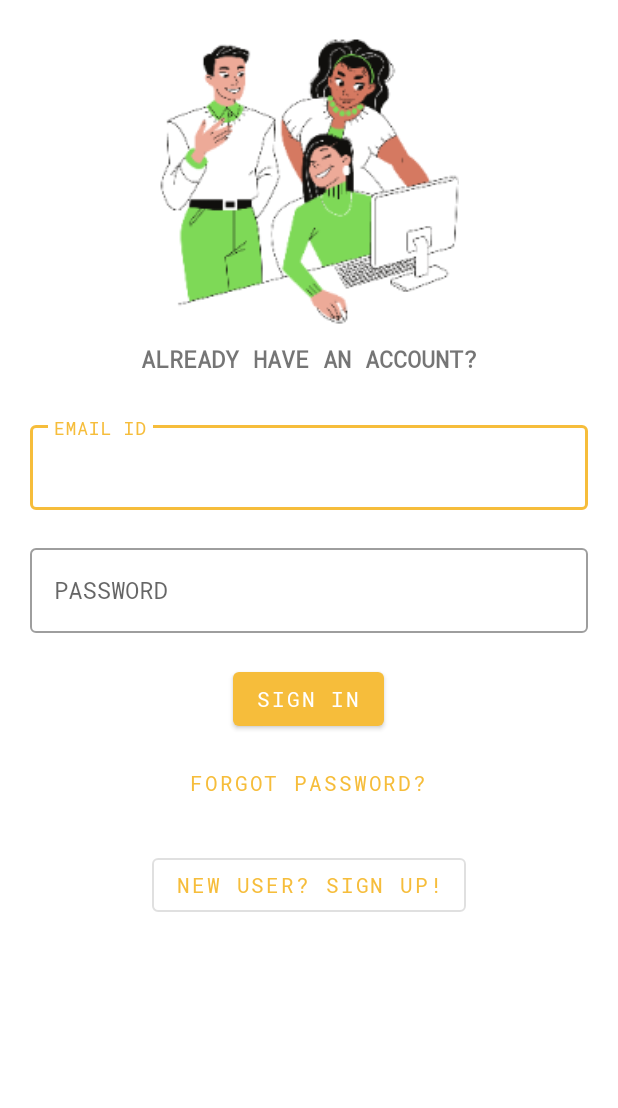
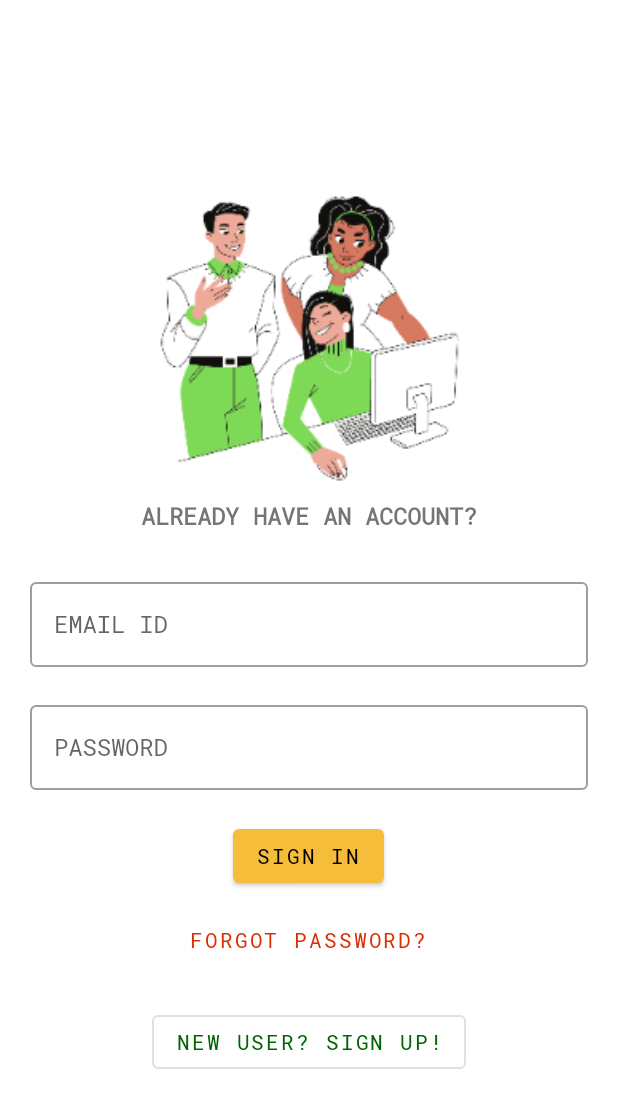
Before and after one commit to itzgannu/NextGenBillingPoS, an Android app: the screen it shows after launch (Authentication), on a phone screen of 412 x 824 dp. Shown: the top 1108 px of the screen. Run offline under Robolectric (Android 15) with nearby library versions, the phone set to English and light mode, and no system bars.

Commit message:
Registration Added : 1, Registration.java, activity_registration.xml 2, progress_bar.xml 3, style.xml 4, border_corner.xml Modified : 1, activity_authentication.xml 2, activity_splash_screen.xml 3, AndroidManifest.xml 4, Authentication.java 5, colors.xml, dimens.xml, gradle.xml, strings.xml, misc.xml 6, SplashScreen.java

```diff
--- a/app/src/main/AndroidManifest.xml
+++ b/app/src/main/AndroidManifest.xml
@@ -9,6 +9,9 @@
         android:roundIcon="@mipmap/ic_launcher_round"
         android:supportsRtl="true"
         android:theme="@style/Theme.NextGenBillingPoS">
+        <activity
+            android:name=".Registration"
+            android:exported="false" />
         <activity
             android:name=".Authentication"
             android:exported="false" />
--- a/app/src/main/java/mu/psi/nextgen/Authentication.java
+++ b/app/src/main/java/mu/psi/nextgen/Authentication.java
@@ -1,21 +1,141 @@
 package mu.psi.nextgen;
 
+import androidx.appcompat.app.AlertDialog;
 import androidx.appcompat.app.AppCompatActivity;
 
+import android.annotation.SuppressLint;
+import android.app.Dialog;
+import android.content.Intent;
 import android.os.Bundle;
+import android.view.MotionEvent;
+import android.view.View;
+import android.view.inputmethod.InputMethodManager;
+
+import java.util.Objects;
 
 import mu.psi.nextgen.databinding.ActivityAuthenticationBinding;
 
-public class Authentication extends AppCompatActivity {
+public class Authentication extends AppCompatActivity implements View.OnClickListener, View.OnTouchListener {
 
     ActivityAuthenticationBinding binding;
 
+    Dialog dialog;
+    AlertDialog.Builder builder;
+
+    @SuppressLint("ClickableViewAccessibility")
     @Override
     protected void onCreate(Bundle savedInstanceState) {
         super.onCreate(savedInstanceState);
+
         this.binding = ActivityAuthenticationBinding.inflate(getLayoutInflater());
         setContentView(this.binding.getRoot());
 
-        this.binding.authenticationScreenLogo.animate().alpha(1).setDuration(1800);
+        builder = new AlertDialog.Builder(this);
+        builder.setView(R.layout.progress_bar);
+        dialog = builder.create();
+
+        this.binding.authenticationScreenLogo.animate().alpha(1).setDuration(1000);
+
+        this.binding.authenticationScreenPasscode.setError(null);
+        this.binding.authenticationScreenEmailId.setError(null);
+
+        this.binding.authenticationScreenSignUpButton.setOnClickListener(this);
+        this.binding.authenticationScreenSignInButton.setOnClickListener(this);
+        this.binding.authenticationScreenForgotPasswordButton.setOnClickListener(this);
+        this.binding.authenticationScreen.setOnTouchListener(this);
+    }
+
+    @Override
+    protected void onResume() {
+        super.onResume();
+
+        this.binding.authenticationScreenPasscode.setError(null);
+        this.binding.authenticationScreenEmailId.setError(null);
+    }
+
+    @Override
+    protected void onRestart() {
+        super.onRestart();
+
+        this.binding.authenticationScreenPasscode.setError(null);
+        this.binding.authenticationScreenEmailId.setError(null);
+    }
+
+    @Override
+    public void onClick(View v) {
+        int id = v.getId();
+
+        if (id == R.id.authentication_screen_sign_up_button) {
+            onClickSignUp();
+        } else if (id == R.id.authentication_screen_sign_in_button) {
+            onClickSignIn();
+        } else if (id == R.id.authentication_screen_forgot_password_button) {
+            onClickForgotPassword();
+        }
+    }
+
+    void progress_bar(boolean show) {
+        if (show) {
+            dialog.show();
+        } else {
+            dialog.dismiss();
+        }
+    }
+
+    void onClickSignUp() {
+        Intent splashIntent = new Intent(Authentication.this, Registration.class).addFlags(Intent.FLAG_ACTIVITY_NO_ANIMATION);
+        startActivity(splashIntent);
+        finish();
+    }
+
+    void onClickSignIn() {
+        this.binding.authenticationScreenEmailId.clearFocus();
+        this.binding.authenticationScreenPasscode.clearFocus();
+        if (authenticationFieldValidations()) {
+            Intent splashIntent = new Intent(Authentication.this, Authentication.class).addFlags(Intent.FLAG_ACTIVITY_NO_ANIMATION);
+            startActivity(splashIntent);
+            finish();
+        }
+    }
+
+    void onClickForgotPassword() {
+        //firebase auth forgot password
+        //show dialog after sending email
+    }
+
+    boolean authenticationFieldValidations() {
+        String email = Objects.requireNonNull(this.binding.authenticationScreenEmailId.getEditText()).getText().toString();
+        String code = Objects.requireNonNull(this.binding.authenticationScreenPasscode.getEditText()).getText().toString();
+        String empty_field = getString(R.string.error_field_empty);
+        if (email.isEmpty() && code.isEmpty()) {
+            this.binding.authenticationScreenEmailId.setError(empty_field);
+            this.binding.authenticationScreenPasscode.setError(empty_field);
+            return false;
+        } else if (email.isEmpty()) {
+            this.binding.authenticationScreenEmailId.setError(empty_field);
+            this.binding.authenticationScreenPasscode.setError(null);
+            return false;
+        } else if (code.isEmpty()) {
+            this.binding.authenticationScreenPasscode.setError(empty_field);
+            this.binding.authenticationScreenEmailId.setError(null);
+            return false;
+        } else {
+            this.binding.authenticationScreenPasscode.setError(null);
+            this.binding.authenticationScreenEmailId.setError(null);
+            return true;
+        }
+    }
+
+    @SuppressLint("ClickableViewAccessibility")
+    @Override
+    public boolean onTouch(View v, MotionEvent event) {
+        if (v.getId() == R.id.authentication_screen) {
+            InputMethodManager hideSoftKeyBoard = (InputMethodManager) getSystemService(INPUT_METHOD_SERVICE);
+            hideSoftKeyBoard.hideSoftInputFromWindow(v.getWindowToken(), 0);
+            this.binding.authenticationScreenEmailId.clearFocus();
+            this.binding.authenticationScreenPasscode.clearFocus();
+            return true;
+        }
+        return false;
     }
 }
--- a/app/src/main/java/mu/psi/nextgen/SplashScreen.java
+++ b/app/src/main/java/mu/psi/nextgen/SplashScreen.java
@@ -23,7 +23,7 @@ public class SplashScreen extends AppCompatActivity {
         getWindow().addFlags(WindowManager.LayoutParams.FLAG_FULLSCREEN);
 
         this.binding.splashScreenLogo.setX(-2000);
-        this.binding.splashScreenLogo.animate().translationX(0).setDuration(2000);
+        this.binding.splashScreenLogo.animate().translationX(0).setDuration(1000);
 
         int SPLASH_SCREEN_DISPLAY_LENGTH = 2000;
         new Handler().postDelayed(new Runnable() {
--- a/app/src/main/res/layout/activity_authentication.xml
+++ b/app/src/main/res/layout/activity_authentication.xml
@@ -1,7 +1,11 @@
 <?xml version="1.0" encoding="utf-8"?>
-<RelativeLayout xmlns:android="http://schemas.android.com/apk/res/android"
+<RelativeLayout
+    xmlns:android="http://schemas.android.com/apk/res/android"
     xmlns:app="http://schemas.android.com/apk/res-auto"
     xmlns:tools="http://schemas.android.com/tools"
+    android:id="@+id/authentication_screen"
+    android:focusableInTouchMode="true"
+    android:gravity="center"
     android:layout_width="match_parent"
     android:layout_height="match_parent"
     tools:context=".Authentication">
@@ -10,40 +14,45 @@
         android:id="@+id/authentication_screen_logo"
         android:layout_width="wrap_content"
         android:layout_height="200dp"
-        android:layout_marginTop="@dimen/medium_20"
         android:layout_alignParentStart="true"
         android:layout_alignParentTop="true"
         android:layout_alignParentEnd="true"
+        android:layout_alignParentBottom="false"
+        android:layout_marginTop="@dimen/medium_20"
         android:alpha="0.1"
+        android:contentDescription="@string/image_content_description"
         app:srcCompat="@drawable/auth_logo"
-        android:contentDescription="@string/image_content_description" />
+        tools:ignore="ImageContrastCheck" />
 
     <TextView
         android:id="@+id/authentication_screen_title_text"
         android:layout_width="wrap_content"
         android:layout_height="wrap_content"
+        android:layout_below="@+id/authentication_screen_logo"
         android:layout_alignParentStart="true"
         android:layout_alignParentEnd="true"
+        android:layout_alignParentBottom="false"
+        android:layout_marginTop="@dimen/base"
+        android:text="@string/already_have_an_account"
         android:textAlignment="center"
-        android:layout_marginTop="@dimen/base"
         android:textSize="@dimen/text_16"
-        android:textStyle="bold"
-        android:layout_below="@+id/authentication_screen_logo"
-        android:text="@string/already_have_an_account" />
+        android:textStyle="bold" />
 
     <LinearLayout
+        android:id="@+id/authentication_screen_linear_layout"
         android:layout_width="match_parent"
         android:layout_height="wrap_content"
-        android:id="@+id/authentication_screen_linear_layout"
         android:layout_below="@+id/authentication_screen_title_text"
         android:layout_alignParentStart="true"
         android:layout_alignParentEnd="true"
+        android:layout_alignParentBottom="false"
         android:layout_marginTop="@dimen/base"
-        android:padding="@dimen/medium_20"
         android:gravity="center"
-        android:orientation="vertical">
+        android:orientation="vertical"
+        android:padding="@dimen/medium_20">
 
         <com.google.android.material.textfield.TextInputLayout
+            android:id="@+id/authentication_screen_email_id"
             style="@style/Widget.MaterialComponents.TextInputLayout.OutlinedBox"
             android:layout_width="match_parent"
             android:layout_height="wrap_content">
@@ -51,45 +60,55 @@
             <com.google.android.material.textfield.TextInputEditText
                 android:layout_width="match_parent"
                 android:layout_height="wrap_content"
-                android:hint="@string/email_id" />
+                android:hint="@string/email_id"
+                android:textColor="@color/black"
+                app:hintTextColor="@color/biscuit"
+                tools:ignore="TextContrastCheck" />
         </com.google.android.material.textfield.TextInputLayout>
 
         <com.google.android.material.textfield.TextInputLayout
+            android:id="@+id/authentication_screen_passcode"
             style="@style/Widget.MaterialComponents.TextInputLayout.OutlinedBox"
-            android:layout_marginTop="@dimen/medium_20"
             android:layout_width="match_parent"
-            android:layout_height="wrap_content">
+            android:layout_height="wrap_content"
+            android:layout_marginTop="@dimen/medium_20">
 
             <com.google.android.material.textfield.TextInputEditText
                 android:layout_width="match_parent"
                 android:layout_height="wrap_content"
-                android:hint="@string/password" />
+                android:hint="@string/password"
+                android:textColor="@color/black"
+                app:hintTextColor="@color/biscuit"
+                tools:ignore="TextContrastCheck" />
         </com.google.android.material.textfield.TextInputLayout>
 
         <Button
-            android:id="@+id/authentication_screen_sign_in"
+            android:id="@+id/authentication_screen_sign_in_button"
             android:layout_width="wrap_content"
             android:layout_height="wrap_content"
             android:layout_marginTop="@dimen/medium_20"
-            android:text="@string/sign_in" />
+            android:text="@string/sign_in"
+            android:textColor="@color/black" />
 
         <Button
-            android:id="@+id/authentication_screen_forgot_password"
+            android:id="@+id/authentication_screen_forgot_password_button"
             style="@style/Widget.MaterialComponents.Button.TextButton"
             android:layout_width="wrap_content"
             android:layout_height="wrap_content"
             android:layout_marginTop="@dimen/base"
-            android:text="@string/forgot_password" />
+            android:text="@string/forgot_password"
+            android:textColor="@color/red" />
 
     </LinearLayout>
 
     <Button
-        android:id="@+id/authentication_screen_sign_up"
+        android:id="@+id/authentication_screen_sign_up_button"
         style="@style/Widget.MaterialComponents.Button.OutlinedButton"
         android:layout_width="wrap_content"
         android:layout_height="wrap_content"
         android:layout_below="@id/authentication_screen_linear_layout"
         android:layout_centerInParent="true"
-        android:text="@string/sign_up" />
+        android:text="@string/sign_up"
+        android:textColor="@color/dark_green" />
 
 </RelativeLayout>
--- a/app/src/main/res/values/colors.xml
+++ b/app/src/main/res/values/colors.xml
@@ -10,4 +10,7 @@
     <color name="main_color">#F6BD3B</color>
     <color name="transparent">#00000000</color>
     <color name="grass_green">#7ED957</color>
+    <color name="dark_green">#006400</color>
+    <color name="red">#DD2C00</color>
+    <color name="biscuit">#757575</color>
 </resources>
--- a/app/src/main/res/values/dimens.xml
+++ b/app/src/main/res/values/dimens.xml
@@ -3,4 +3,6 @@
     <dimen name="base">8dp</dimen>
     <dimen name="medium_20">20dp</dimen>
     <dimen name="text_16">16sp</dimen>
+    <dimen name="zero_dp">0dp</dimen>
+    <dimen name="text_24">24sp</dimen>
 </resources>
--- /dev/null
+++ b/app/src/main/res/values/style.xml
@@ -0,0 +1,6 @@
+<?xml version="1.0" encoding="utf-8"?>
+<resources>
+    <style name="progress_bar_green" parent="@style/Theme.AppCompat">
+        <item name="colorAccent">@color/dark_green</item>
+    </style>
+</resources>
```
Also changed, not shown: app/src/main/java/mu/psi/nextgen/Registration.java (added, +183 -0 lines), app/src/main/res/drawable/border_corner.xml (added, +15 -0 lines), app/src/main/res/layout/activity_registration.xml (added, +152 -0 lines), app/src/main/res/layout/activity_splash_screen.xml (+7 -2 lines), app/src/main/res/layout/progress_bar.xml (added, +23 -0 lines), app/src/main/res/values/strings.xml (+21 -0 lines).
